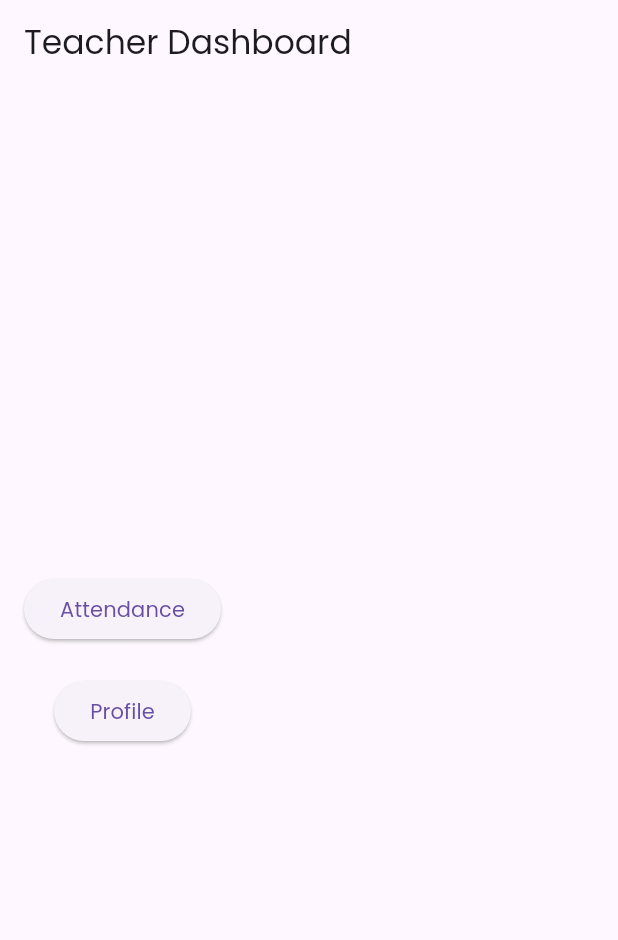
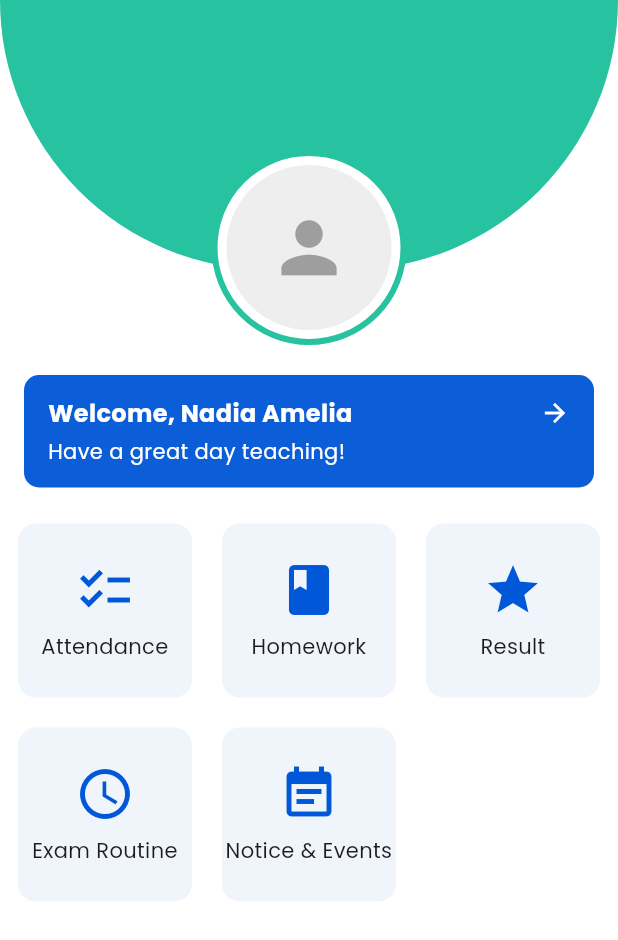
Before and after one commit to SyafiraNurulHanifa/sistem-akademik, a Flutter app: the TeacherDashboard screen opened directly, on a phone screen of 412 x 824 dp. Shown: the top 940 px of the screen. Run offline on Flutter 3.47's test engine with Material 3 defaults, Android fonts, the phone set to English and light mode, and no system bars.

Commit message:
modified teacher dashboard

```diff
--- a/lib/features/teacher/teacher_dashboard.dart
+++ b/lib/features/teacher/teacher_dashboard.dart
@@ -8,34 +8,191 @@ class TeacherDashboard extends StatelessWidget {
   @override
   Widget build(BuildContext context) {
     return Scaffold(
-      appBar: AppBar(title: const Text("Teacher Dashboard")),
-      body: Padding(
-        padding: const EdgeInsets.all(16.0),
+      backgroundColor: Colors.white,
+      body: SingleChildScrollView(
+        child: Column(
+          children: [
+            // ======= HEADER =======
+            Stack(
+              clipBehavior: Clip.none,
+              alignment: Alignment.center,
+              children: [
+                Container(
+                  height: 180,
+                  width: double.infinity,
+                  decoration: const BoxDecoration(
+                    color: Color(0xFF27C2A0),
+                    borderRadius: BorderRadius.vertical(
+                      bottom: Radius.circular(300), // biar lebih bulat
+                    ),
+                  ),
+                ),
+                Positioned(
+                  bottom: -50,
+                  child: GestureDetector(
+                    onTap: () {
+                      Navigator.push(
+                        context,
+                        MaterialPageRoute(
+                          builder: (_) => const TeacherProfile(),
+                        ),
+                      );
+                    },
+                    child: Container(
+                      padding: const EdgeInsets.all(6), // border hijau luar
+                      decoration: BoxDecoration(
+                        color: Colors.white,
+                        shape: BoxShape.circle,
+                        border: Border.all(
+                          color: const Color(0xFF27C2A0),
+                          width: 4,
+                        ),
+                      ),
+                      child: CircleAvatar(
+                        radius: 55,
+                        backgroundColor: Colors.grey[200],
+                        child: const Icon(
+                          Icons.person,
+                          size: 55,
+                          color: Colors.grey,
+                        ),
+                      ),
+                    ),
+                  ),
+                ),
+              ],
+            ),
+
+            const SizedBox(height: 70),
+
+            // ======= WELCOME CARD =======
+            Padding(
+              padding: const EdgeInsets.symmetric(horizontal: 16),
+              child: Container(
+                width: double.infinity,
+                padding: const EdgeInsets.symmetric(
+                  horizontal: 16,
+                  vertical: 14,
+                ),
+                decoration: BoxDecoration(
+                  color: const Color(0xFF0B5ED7),
+                  borderRadius: BorderRadius.circular(10),
+                ),
+                child: Column(
+                  crossAxisAlignment: CrossAxisAlignment.start,
+                  children: const [
+                    Row(
+                      mainAxisAlignment: MainAxisAlignment.spaceBetween,
+                      children: [
+                        Text(
+                          "Welcome, Nadia Amelia",
+                          style: TextStyle(
+                            color: Colors.white,
+                            fontWeight: FontWeight.bold,
+                            fontSize: 16,
+                          ),
+                        ),
+                        Icon(
+                          Icons.arrow_forward,
+                          color: Colors.white,
+                          size: 20,
+                        ),
+                      ],
+                    ),
+                    SizedBox(height: 4),
+                    Text(
+                      "Have a great day teaching!",
+                      style: TextStyle(color: Colors.white, fontSize: 14),
+                    ),
+                  ],
+                ),
+              ),
+            ),
+
+            const SizedBox(height: 24),
+
+            // ======= GRID MENU =======
+            Padding(
+              padding: const EdgeInsets.symmetric(horizontal: 12),
+              child: GridView.count(
+                crossAxisCount: 3,
+                shrinkWrap: true,
+                physics: const NeverScrollableScrollPhysics(),
+                mainAxisSpacing: 20,
+                crossAxisSpacing: 20,
+                children: [
+                  _DashboardItem(
+                    icon: Icons.checklist,
+                    label: "Attendance",
+                    onTap: () {
+                      Navigator.push(
+                        context,
+                        MaterialPageRoute(
+                          builder: (_) => const TeacherAttendance(),
+                        ),
+                      );
+                    },
+                  ),
+                  _DashboardItem(
+                    icon: Icons.book,
+                    label: "Homework",
+                    onTap: () {},
+                  ),
+                  _DashboardItem(
+                    icon: Icons.grade,
+                    label: "Result",
+                    onTap: () {},
+                  ),
+                  _DashboardItem(
+                    icon: Icons.schedule,
+                    label: "Exam Routine",
+                    onTap: () {},
+                  ),
+                  _DashboardItem(
+                    icon: Icons.event_note,
+                    label: "Notice & Events",
+                    onTap: () {},
+                  ),
+                ],
+              ),
+            ),
+            const SizedBox(height: 24),
+          ],
+        ),
+      ),
+    );
+  }
+}
+
+class _DashboardItem extends StatelessWidget {
+  final IconData icon;
+  final String label;
+  final VoidCallback onTap;
+  const _DashboardItem({
+    required this.icon,
+    required this.label,
+    required this.onTap,
+  });
+
+  @override
+  Widget build(BuildContext context) {
+    return InkWell(
+      onTap: onTap,
+      borderRadius: BorderRadius.circular(12),
+      child: Container(
+        decoration: BoxDecoration(
+          color: const Color(0xFFEFF5FA),
+          borderRadius: BorderRadius.circular(12),
+        ),
         child: Column(
           mainAxisAlignment: MainAxisAlignment.center,
           children: [
-            ElevatedButton(
-              onPressed: () {
-                Navigator.push(
-                  context,
-                  MaterialPageRoute(
-                    builder: (context) => const TeacherAttendance(),
-                  ),
-                );
-              },
-              child: const Text("Attendance"),
-            ),
-            const SizedBox(height: 20),
-            ElevatedButton(
-              onPressed: () {
-                Navigator.push(
-                  context,
-                  MaterialPageRoute(
-                    builder: (context) => const TeacherProfile(),
-                  ),
-                );
-              },
-              child: const Text("Profile"),
+            Icon(icon, size: 40, color: const Color(0xFF0057D8)),
+            const SizedBox(height: 8),
+            Text(
+              label,
+              textAlign: TextAlign.center,
+              style: const TextStyle(fontWeight: FontWeight.w500),
             ),
           ],
         ),
```
